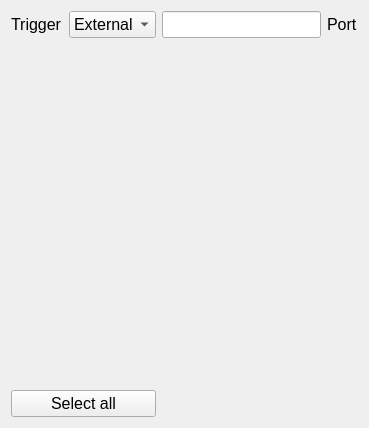
uetke/UUPharosController, file pharos/view/GUI/QtCreator/monitor_config.ui: the form before one commit.
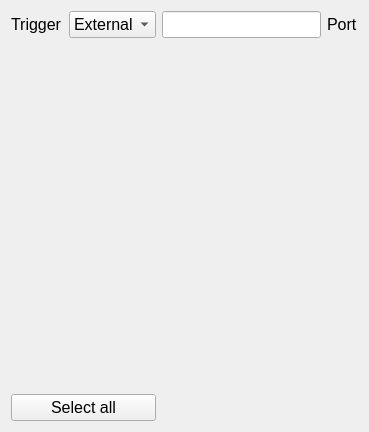
The form after the commit.

The edit to the form file:
```diff
--- a/pharos/view/GUI/QtCreator/monitor_config.ui
+++ b/pharos/view/GUI/QtCreator/monitor_config.ui
@@ -7,7 +7,7 @@
     <x>0</x>
     <y>0</y>
     <width>369</width>
-    <height>428</height>
+    <height>432</height>
    </rect>
   </property>
   <property name="windowTitle">
```
